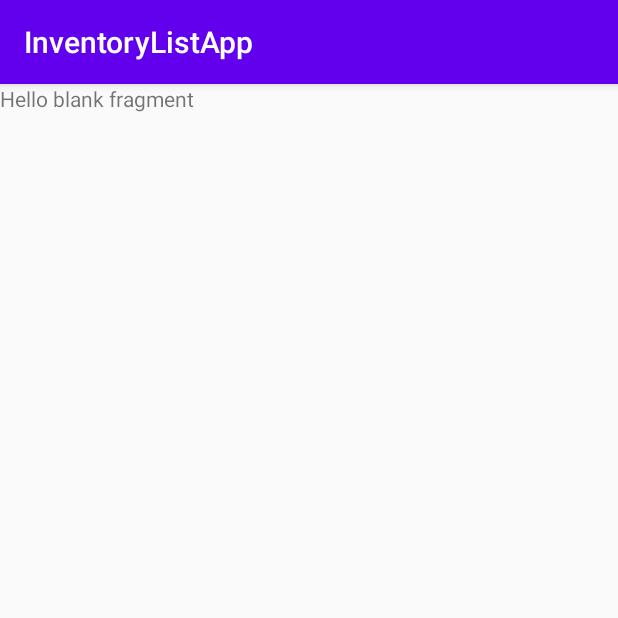
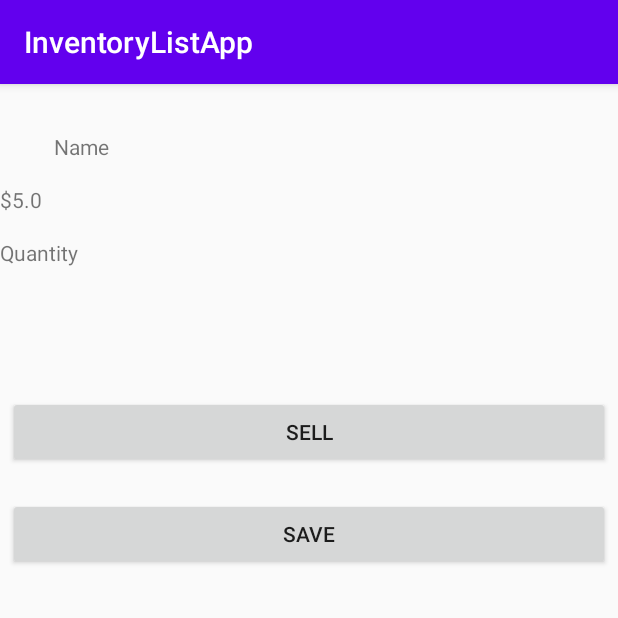
Before and after one commit to Earbaj/ListItemStoreWithRoomDB, an Android app: the DetailsItemFragment screen opened through its navigation route, on a phone screen of 412 x 824 dp, the top half of it. Run offline under Robolectric (Android 15) with nearby library versions, the phone set to English and light mode, and no system bars.

Commit message:
Design details screen

```diff
--- a/app/src/main/res/layout/fragment_details_item.xml
+++ b/app/src/main/res/layout/fragment_details_item.xml
@@ -1,14 +1,63 @@
 <?xml version="1.0" encoding="utf-8"?>
-<FrameLayout xmlns:android="http://schemas.android.com/apk/res/android"
+<androidx.constraintlayout.widget.ConstraintLayout xmlns:android="http://schemas.android.com/apk/res/android"
+    xmlns:app="http://schemas.android.com/apk/res-auto"
     xmlns:tools="http://schemas.android.com/tools"
     android:layout_width="match_parent"
     android:layout_height="match_parent"
     tools:context=".ui.DetailsItemFragment">
 
-    <!-- TODO: Update blank fragment layout -->
+
     <TextView
+        android:id="@+id/txt_name"
+        android:layout_width="wrap_content"
+        android:layout_height="wrap_content"
+        android:layout_marginStart="36dp"
+        android:layout_marginTop="32dp"
+        android:text="Name"
+        app:layout_constraintStart_toStartOf="parent"
+        app:layout_constraintTop_toTopOf="parent" />
+
+    <TextView
+        android:id="@+id/txt_price"
+        android:layout_width="wrap_content"
+        android:layout_height="wrap_content"
+        android:layout_marginTop="16dp"
+        android:text="$5.0"
+        app:layout_constraintTop_toBottomOf="@+id/txt_name"
+        tools:layout_editor_absoluteX="36dp" />
+
+    <TextView
+        android:id="@+id/textView3"
+        android:layout_width="wrap_content"
+        android:layout_height="wrap_content"
+        android:layout_marginTop="16dp"
+        android:text="Quantity"
+        app:layout_constraintStart_toStartOf="@+id/txt_price"
+        app:layout_constraintTop_toBottomOf="@+id/txt_price" />
+
+    <Button
+        android:id="@+id/btn_sell"
         android:layout_width="match_parent"
-        android:layout_height="match_parent"
-        android:text="@string/hello_blank_fragment" />
+        android:layout_height="wrap_content"
+        android:layout_marginStart="5dp"
+        android:layout_marginTop="208dp"
+        android:layout_marginEnd="5dp"
+        android:text="Sell"
+        app:layout_constraintEnd_toEndOf="parent"
+        app:layout_constraintHorizontal_bias="0.498"
+        app:layout_constraintStart_toStartOf="parent"
+        app:layout_constraintTop_toTopOf="parent" />
 
-</FrameLayout>
+    <Button
+        android:id="@+id/btn_save"
+        android:layout_width="match_parent"
+        android:layout_height="wrap_content"
+        android:layout_marginStart="5dp"
+        android:layout_marginTop="20dp"
+        android:layout_marginEnd="5dp"
+        android:text="Save"
+        app:layout_constraintEnd_toEndOf="@+id/btn_sell"
+        app:layout_constraintHorizontal_bias="0.0"
+        app:layout_constraintStart_toStartOf="@+id/btn_sell"
+        app:layout_constraintTop_toBottomOf="@+id/btn_sell" />
+</androidx.constraintlayout.widget.ConstraintLayout>
```
